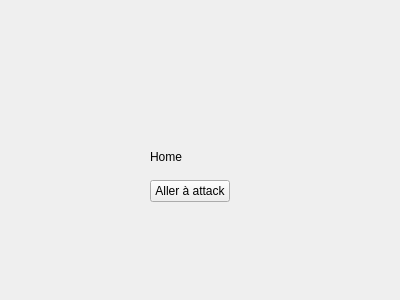
First picture: the form in homewidget.ui, repository s1nyx/TP-Pokemon, before the edit.
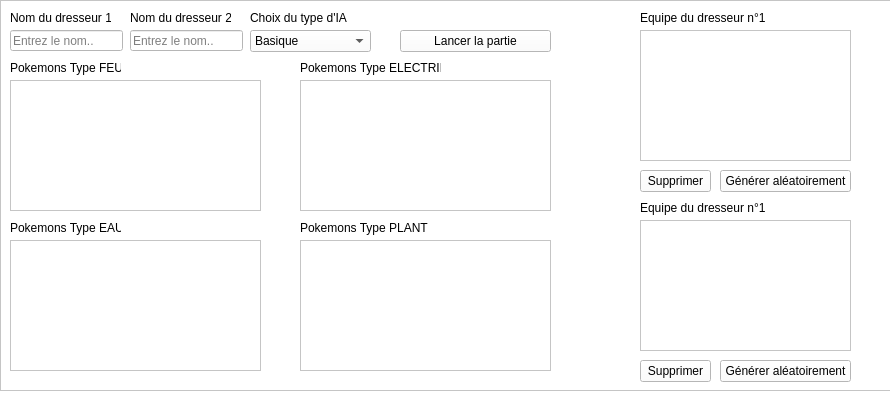
Second picture: the form after the edit.

```diff
--- a/homewidget.ui
+++ b/homewidget.ui
@@ -6,38 +6,775 @@
    <rect>
     <x>0</x>
     <y>0</y>
-    <width>400</width>
-    <height>300</height>
+    <width>890</width>
+    <height>395</height>
    </rect>
   </property>
+  <property name="palette">
+   <palette>
+    <active>
+     <colorrole role="WindowText">
+      <brush brushstyle="SolidPattern">
+       <color alpha="255">
+        <red>0</red>
+        <green>0</green>
+        <blue>0</blue>
+       </color>
+      </brush>
+     </colorrole>
+     <colorrole role="Button">
+      <brush brushstyle="SolidPattern">
+       <color alpha="255">
+        <red>255</red>
+        <green>255</green>
+        <blue>255</blue>
+       </color>
+      </brush>
+     </colorrole>
+     <colorrole role="Light">
+      <brush brushstyle="SolidPattern">
+       <color alpha="255">
+        <red>255</red>
+        <green>255</green>
+        <blue>255</blue>
+       </color>
+      </brush>
+     </colorrole>
+     <colorrole role="Midlight">
+      <brush brushstyle="SolidPattern">
+       <color alpha="255">
+        <red>255</red>
+        <green>255</green>
+        <blue>255</blue>
+       </color>
+      </brush>
+     </colorrole>
+     <colorrole role="Dark">
+      <brush brushstyle="SolidPattern">
+       <color alpha="255">
+        <red>127</red>
+        <green>127</green>
+        <blue>127</blue>
+       </color>
+      </brush>
+     </colorrole>
+     <colorrole role="Mid">
+      <brush brushstyle="SolidPattern">
+       <color alpha="255">
+        <red>170</red>
+        <green>170</green>
+        <blue>170</blue>
+       </color>
+      </brush>
+     </colorrole>
+     <colorrole role="Text">
+      <brush brushstyle="SolidPattern">
+       <color alpha="255">
+        <red>0</red>
+        <green>0</green>
+        <blue>0</blue>
+       </color>
+      </brush>
+     </colorrole>
+     <colorrole role="BrightText">
+      <brush brushstyle="SolidPattern">
+       <color alpha="255">
+        <red>255</red>
+        <green>255</green>
+        <blue>255</blue>
+       </color>
+      </brush>
+     </colorrole>
+     <colorrole role="ButtonText">
+      <brush brushstyle="SolidPattern">
+       <color alpha="255">
+        <red>0</red>
+        <green>0</green>
+        <blue>0</blue>
+       </color>
+      </brush>
+     </colorrole>
+     <colorrole role="Base">
+      <brush brushstyle="SolidPattern">
+       <color alpha="255">
+        <red>255</red>
+        <green>255</green>
+        <blue>255</blue>
+       </color>
+      </brush>
+     </colorrole>
+     <colorrole role="Window">
+      <brush brushstyle="SolidPattern">
+       <color alpha="255">
+        <red>255</red>
+        <green>255</green>
+        <blue>255</blue>
+       </color>
+      </brush>
+     </colorrole>
+     <colorrole role="Shadow">
+      <brush brushstyle="SolidPattern">
+       <color alpha="255">
+        <red>0</red>
+        <green>0</green>
+        <blue>0</blue>
+       </color>
+      </brush>
+     </colorrole>
+     <colorrole role="AlternateBase">
+      <brush brushstyle="SolidPattern">
+       <color alpha="255">
+        <red>255</red>
+        <green>255</green>
+        <blue>255</blue>
+       </color>
+      </brush>
+     </colorrole>
+     <colorrole role="ToolTipBase">
+      <brush brushstyle="SolidPattern">
+       <color alpha="255">
+        <red>255</red>
+        <green>255</green>
+        <blue>220</blue>
+       </color>
+      </brush>
+     </colorrole>
+     <colorrole role="ToolTipText">
+      <brush brushstyle="SolidPattern">
+       <color alpha="255">
+        <red>0</red>
+        <green>0</green>
+        <blue>0</blue>
+       </color>
+      </brush>
+     </colorrole>
+     <colorrole role="PlaceholderText">
+      <brush brushstyle="SolidPattern">
+       <color alpha="128">
+        <red>0</red>
+        <green>0</green>
+        <blue>0</blue>
+       </color>
+      </brush>
+     </colorrole>
+    </active>
+    <inactive>
+     <colorrole role="WindowText">
+      <brush brushstyle="SolidPattern">
+       <color alpha="255">
+        <red>0</red>
+        <green>0</green>
+        <blue>0</blue>
+       </color>
+      </brush>
+     </colorrole>
+     <colorrole role="Button">
+      <brush brushstyle="SolidPattern">
+       <color alpha="255">
+        <red>255</red>
+        <green>255</green>
+        <blue>255</blue>
+       </color>
+      </brush>
+     </colorrole>
+     <colorrole role="Light">
+      <brush brushstyle="SolidPattern">
+       <color alpha="255">
+        <red>255</red>
+        <green>255</green>
+        <blue>255</blue>
+       </color>
+      </brush>
+     </colorrole>
+     <colorrole role="Midlight">
+      <brush brushstyle="SolidPattern">
+       <color alpha="255">
+        <red>255</red>
+        <green>255</green>
+        <blue>255</blue>
+       </color>
+      </brush>
+     </colorrole>
+     <colorrole role="Dark">
+      <brush brushstyle="SolidPattern">
+       <color alpha="255">
+        <red>127</red>
+        <green>127</green>
+        <blue>127</blue>
+       </color>
+      </brush>
+     </colorrole>
+     <colorrole role="Mid">
+      <brush brushstyle="SolidPattern">
+       <color alpha="255">
+        <red>170</red>
+        <green>170</green>
+        <blue>170</blue>
+       </color>
+      </brush>
+     </colorrole>
+     <colorrole role="Text">
+      <brush brushstyle="SolidPattern">
+       <color alpha="255">
+        <red>0</red>
+        <green>0</green>
+        <blue>0</blue>
+       </color>
+      </brush>
+     </colorrole>
+     <colorrole role="BrightText">
+      <brush brushstyle="SolidPattern">
+       <color alpha="255">
+        <red>255</red>
+        <green>255</green>
+        <blue>255</blue>
+       </color>
+      </brush>
+     </colorrole>
+     <colorrole role="ButtonText">
+      <brush brushstyle="SolidPattern">
+       <color alpha="255">
+        <red>0</red>
+        <green>0</green>
+        <blue>0</blue>
+       </color>
+      </brush>
+     </colorrole>
+     <colorrole role="Base">
+      <brush brushstyle="SolidPattern">
+       <color alpha="255">
+        <red>255</red>
+        <green>255</green>
+        <blue>255</blue>
+       </color>
+      </brush>
+     </colorrole>
+     <colorrole role="Window">
+      <brush brushstyle="SolidPattern">
+       <color alpha="255">
+        <red>255</red>
+        <green>255</green>
+        <blue>255</blue>
+       </color>
+      </brush>
+     </colorrole>
+     <colorrole role="Shadow">
+      <brush brushstyle="SolidPattern">
+       <color alpha="255">
+        <red>0</red>
+        <green>0</green>
+        <blue>0</blue>
+       </color>
+      </brush>
+     </colorrole>
+     <colorrole role="AlternateBase">
+      <brush brushstyle="SolidPattern">
+       <color alpha="255">
+        <red>255</red>
+        <green>255</green>
+        <blue>255</blue>
+       </color>
+      </brush>
+     </colorrole>
+     <colorrole role="ToolTipBase">
+      <brush brushstyle="SolidPattern">
+       <color alpha="255">
+        <red>255</red>
+        <green>255</green>
+        <blue>220</blue>
+       </color>
+      </brush>
+     </colorrole>
+     <colorrole role="ToolTipText">
+      <brush brushstyle="SolidPattern">
+       <color alpha="255">
+        <red>0</red>
+        <green>0</green>
+        <blue>0</blue>
+       </color>
+      </brush>
+     </colorrole>
+     <colorrole role="PlaceholderText">
+      <brush brushstyle="SolidPattern">
+       <color alpha="128">
+        <red>0</red>
+        <green>0</green>
+        <blue>0</blue>
+       </color>
+      </brush>
+     </colorrole>
+    </inactive>
+    <disabled>
+     <colorrole role="WindowText">
+      <brush brushstyle="SolidPattern">
+       <color alpha="255">
+        <red>127</red>
+        <green>127</green>
+        <blue>127</blue>
+       </color>
+      </brush>
+     </colorrole>
+     <colorrole role="Button">
+      <brush brushstyle="SolidPattern">
+       <color alpha="255">
+        <red>255</red>
+        <green>255</green>
+        <blue>255</blue>
+       </color>
+      </brush>
+     </colorrole>
+     <colorrole role="Light">
+      <brush brushstyle="SolidPattern">
+       <color alpha="255">
+        <red>255</red>
+        <green>255</green>
+        <blue>255</blue>
+       </color>
+      </brush>
+     </colorrole>
+     <colorrole role="Midlight">
+      <brush brushstyle="SolidPattern">
+       <color alpha="255">
+        <red>255</red>
+        <green>255</green>
+        <blue>255</blue>
+       </color>
+      </brush>
+     </colorrole>
+     <colorrole role="Dark">
+      <brush brushstyle="SolidPattern">
+       <color alpha="255">
+        <red>127</red>
+        <green>127</green>
+        <blue>127</blue>
+       </color>
+      </brush>
+     </colorrole>
+     <colorrole role="Mid">
+      <brush brushstyle="SolidPattern">
+       <color alpha="255">
+        <red>170</red>
+        <green>170</green>
+        <blue>170</blue>
+       </color>
+      </brush>
+     </colorrole>
+     <colorrole role="Text">
+      <brush brushstyle="SolidPattern">
+       <color alpha="255">
+        <red>127</red>
+        <green>127</green>
+        <blue>127</blue>
+       </color>
+      </brush>
+     </colorrole>
+     <colorrole role="BrightText">
+      <brush brushstyle="SolidPattern">
+       <color alpha="255">
+        <red>255</red>
+        <green>255</green>
+        <blue>255</blue>
+       </color>
+      </brush>
+     </colorrole>
+     <colorrole role="ButtonText">
+      <brush brushstyle="SolidPattern">
+       <color alpha="255">
+        <red>127</red>
+        <green>127</green>
+        <blue>127</blue>
+       </color>
+      </brush>
+     </colorrole>
+     <colorrole role="Base">
+      <brush brushstyle="SolidPattern">
+       <color alpha="255">
+        <red>255</red>
+        <green>255</green>
+        <blue>255</blue>
+       </color>
+      </brush>
+     </colorrole>
+     <colorrole role="Window">
+      <brush brushstyle="SolidPattern">
+       <color alpha="255">
+        <red>255</red>
+        <green>255</green>
+        <blue>255</blue>
+       </color>
+      </brush>
+     </colorrole>
+     <colorrole role="Shadow">
+      <brush brushstyle="SolidPattern">
+       <color alpha="255">
+        <red>0</red>
+        <green>0</green>
+        <blue>0</blue>
+       </color>
+      </brush>
+     </colorrole>
+     <colorrole role="AlternateBase">
+      <brush brushstyle="SolidPattern">
+       <color alpha="255">
+        <red>255</red>
+        <green>255</green>
+        <blue>255</blue>
+       </color>
+      </brush>
+     </colorrole>
+     <colorrole role="ToolTipBase">
+      <brush brushstyle="SolidPattern">
+       <color alpha="255">
+        <red>255</red>
+        <green>255</green>
+        <blue>220</blue>
+       </color>
+      </brush>
+     </colorrole>
+     <colorrole role="ToolTipText">
+      <brush brushstyle="SolidPattern">
+       <color alpha="255">
+        <red>0</red>
+        <green>0</green>
+        <blue>0</blue>
+       </color>
+      </brush>
+     </colorrole>
+     <colorrole role="PlaceholderText">
+      <brush brushstyle="SolidPattern">
+       <color alpha="128">
+        <red>0</red>
+        <green>0</green>
+        <blue>0</blue>
+       </color>
+      </brush>
+     </colorrole>
+    </disabled>
+   </palette>
+  </property>
   <property name="windowTitle">
    <string>Form</string>
   </property>
-  <widget class="QLabel" name="label">
+  <widget class="QFrame" name="frame">
    <property name="geometry">
     <rect>
-     <x>150</x>
-     <y>150</y>
-     <width>47</width>
-     <height>14</height>
+     <x>0</x>
+     <y>0</y>
+     <width>891</width>
+     <height>391</height>
     </rect>
    </property>
-   <property name="text">
-    <string>Home</string>
+   <property name="autoFillBackground">
+    <bool>false</bool>
    </property>
-  </widget>
-  <widget class="QPushButton" name="pushButton">
-   <property name="geometry">
-    <rect>
-     <x>150</x>
-     <y>180</y>
-     <width>80</width>
-     <height>22</height>
-    </rect>
+   <property name="styleSheet">
+    <string notr="true"/>
    </property>
-   <property name="text">
-    <string>Aller à attack</string>
+   <property name="frameShape">
+    <enum>QFrame::StyledPanel</enum>
    </property>
+   <property name="frameShadow">
+    <enum>QFrame::Raised</enum>
+   </property>
+   <widget class="QPushButton" name="pushButton">
+    <property name="geometry">
+     <rect>
+      <x>400</x>
+      <y>30</y>
+      <width>151</width>
+      <height>22</height>
+     </rect>
+    </property>
+    <property name="text">
+     <string>Lancer la partie</string>
+    </property>
+   </widget>
+   <widget class="QLabel" name="label">
+    <property name="geometry">
+     <rect>
+      <x>10</x>
+      <y>10</y>
+      <width>101</width>
+      <height>16</height>
+     </rect>
+    </property>
+    <property name="text">
+     <string>Nom du dresseur 1</string>
+    </property>
+   </widget>
+   <widget class="QLineEdit" name="lineEdit">
+    <property name="geometry">
+     <rect>
+      <x>10</x>
+      <y>30</y>
+      <width>113</width>
+      <height>21</height>
+     </rect>
+    </property>
+    <property name="text">
+     <string/>
+    </property>
+    <property name="placeholderText">
+     <string>Entrez le nom..</string>
+    </property>
+   </widget>
+   <widget class="QLineEdit" name="lineEdit_2">
+    <property name="geometry">
+     <rect>
+      <x>130</x>
+      <y>30</y>
+      <width>113</width>
+      <height>21</height>
+     </rect>
+    </property>
+    <property name="text">
+     <string/>
+    </property>
+    <property name="placeholderText">
+     <string>Entrez le nom..</string>
+    </property>
+   </widget>
+   <widget class="QLabel" name="label_2">
+    <property name="geometry">
+     <rect>
+      <x>130</x>
+      <y>10</y>
+      <width>101</width>
+      <height>16</height>
+     </rect>
+    </property>
+    <property name="text">
+     <string>Nom du dresseur 2</string>
+    </property>
+   </widget>
+   <widget class="QComboBox" name="comboBox">
+    <property name="geometry">
+     <rect>
+      <x>250</x>
+      <y>30</y>
+      <width>121</width>
+      <height>22</height>
+     </rect>
+    </property>
+    <item>
+     <property name="text">
+      <string>Basique</string>
+     </property>
+    </item>
+    <item>
+     <property name="text">
+      <string>Avancé</string>
+     </property>
+    </item>
+    <item>
+     <property name="text">
+      <string>Extreme</string>
+     </property>
+    </item>
+   </widget>
+   <widget class="QLabel" name="label_3">
+    <property name="geometry">
+     <rect>
+      <x>250</x>
+      <y>10</y>
+      <width>101</width>
+      <height>16</height>
+     </rect>
+    </property>
+    <property name="text">
+     <string>Choix du type d'IA</string>
+    </property>
+   </widget>
+   <widget class="QTableView" name="tableView">
+    <property name="geometry">
+     <rect>
+      <x>10</x>
+      <y>80</y>
+      <width>251</width>
+      <height>131</height>
+     </rect>
+    </property>
+   </widget>
+   <widget class="QTableView" name="tableView_2">
+    <property name="geometry">
+     <rect>
+      <x>300</x>
+      <y>80</y>
+      <width>251</width>
+      <height>131</height>
+     </rect>
+    </property>
+   </widget>
+   <widget class="QLabel" name="label_4">
+    <property name="geometry">
+     <rect>
+      <x>10</x>
+      <y>60</y>
+      <width>111</width>
+      <height>16</height>
+     </rect>
+    </property>
+    <property name="text">
+     <string>Pokemons Type FEU</string>
+    </property>
+   </widget>
+   <widget class="QLabel" name="label_5">
+    <property name="geometry">
+     <rect>
+      <x>300</x>
+      <y>60</y>
+      <width>141</width>
+      <height>16</height>
+     </rect>
+    </property>
+    <property name="text">
+     <string>Pokemons Type ELECTRIK</string>
+    </property>
+   </widget>
+   <widget class="QTableView" name="tableView_3">
+    <property name="geometry">
+     <rect>
+      <x>300</x>
+      <y>240</y>
+      <width>251</width>
+      <height>131</height>
+     </rect>
+    </property>
+   </widget>
+   <widget class="QTableView" name="tableView_4">
+    <property name="geometry">
+     <rect>
+      <x>10</x>
+      <y>240</y>
+      <width>251</width>
+      <height>131</height>
+     </rect>
+    </property>
+   </widget>
+   <widget class="QLabel" name="label_6">
+    <property name="geometry">
+     <rect>
+      <x>300</x>
+      <y>220</y>
+      <width>141</width>
+      <height>16</height>
+     </rect>
+    </property>
+    <property name="text">
+     <string>Pokemons Type PLANT</string>
+    </property>
+   </widget>
+   <widget class="QLabel" name="label_7">
+    <property name="geometry">
+     <rect>
+      <x>10</x>
+      <y>220</y>
+      <width>111</width>
+      <height>16</height>
+     </rect>
+    </property>
+    <property name="text">
+     <string>Pokemons Type EAU</string>
+    </property>
+   </widget>
+   <widget class="QPushButton" name="pushButton_2">
+    <property name="geometry">
+     <rect>
+      <x>720</x>
+      <y>170</y>
+      <width>131</width>
+      <height>22</height>
+     </rect>
+    </property>
+    <property name="text">
+     <string>Générer aléatoirement</string>
+    </property>
+   </widget>
+   <widget class="QListWidget" name="listWidget">
+    <property name="geometry">
+     <rect>
+      <x>640</x>
+      <y>30</y>
+      <width>211</width>
+      <height>131</height>
+     </rect>
+    </property>
+   </widget>
+   <widget class="QLabel" name="label_8">
+    <property name="geometry">
+     <rect>
+      <x>640</x>
+      <y>10</y>
+      <width>141</width>
+      <height>16</height>
+     </rect>
+    </property>
+    <property name="text">
+     <string>Equipe du dresseur n°1</string>
+    </property>
+   </widget>
+   <widget class="QListWidget" name="listWidget_2">
+    <property name="geometry">
+     <rect>
+      <x>640</x>
+      <y>220</y>
+      <width>211</width>
+      <height>131</height>
+     </rect>
+    </property>
+   </widget>
+   <widget class="QLabel" name="label_9">
+    <property name="geometry">
+     <rect>
+      <x>640</x>
+      <y>200</y>
+      <width>141</width>
+      <height>16</height>
+     </rect>
+    </property>
+    <property name="text">
+     <string>Equipe du dresseur n°1</string>
+    </property>
+   </widget>
+   <widget class="QPushButton" name="pushButton_3">
+    <property name="geometry">
+     <rect>
+      <x>640</x>
+      <y>170</y>
+      <width>71</width>
+      <height>22</height>
+     </rect>
+    </property>
+    <property name="text">
+     <string>Supprimer</string>
+    </property>
+   </widget>
+   <widget class="QPushButton" name="pushButton_4">
+    <property name="geometry">
+     <rect>
+      <x>640</x>
+      <y>360</y>
+      <width>71</width>
+      <height>22</height>
+     </rect>
+    </property>
+    <property name="text">
+     <string>Supprimer</string>
+    </property>
+   </widget>
+   <widget class="QPushButton" name="pushButton_5">
+    <property name="geometry">
+     <rect>
+      <x>720</x>
+      <y>360</y>
+      <width>131</width>
+      <height>22</height>
+     </rect>
+    </property>
+    <property name="text">
+     <string>Générer aléatoirement</string>
+    </property>
+   </widget>
   </widget>
  </widget>
  <resources/>
```
